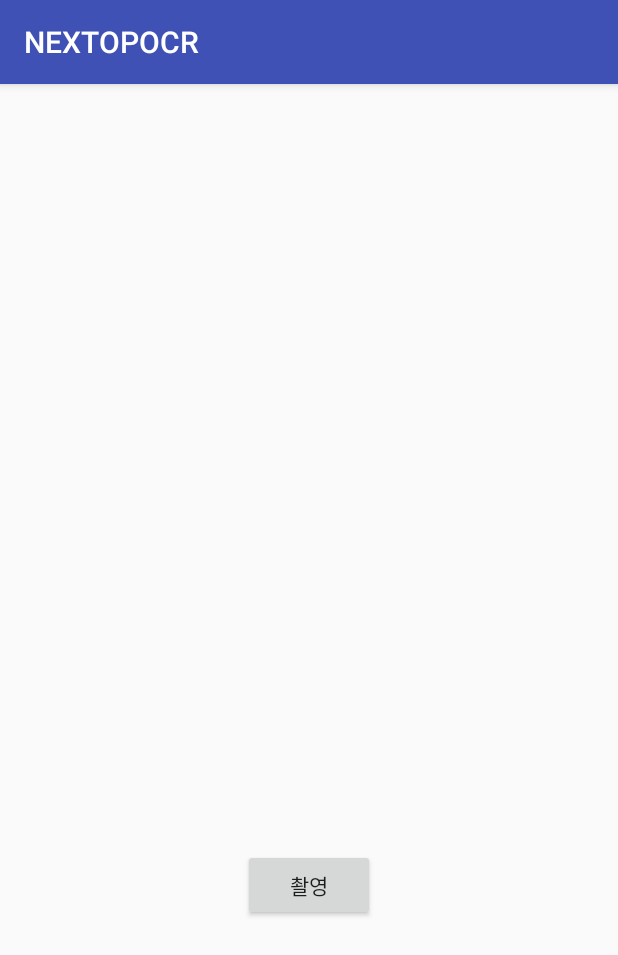
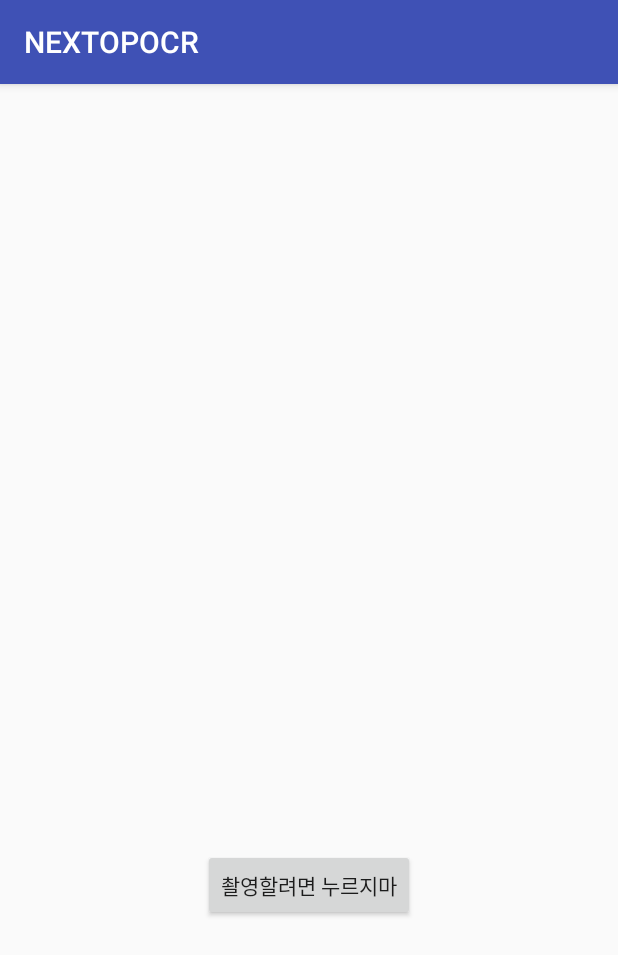
Before and after one commit to 9834min/JangTeamJang, an Android app: the screen it shows after launch (MainActivity), on a phone screen of 412 x 824 dp. Shown: the top 955 px of the screen. Run offline under Robolectric (Android 15) with nearby library versions, the phone set to English and light mode, and no system bars.

Commit message:
이름수정

```diff
--- a/app/src/main/res/layout/activity_main.xml
+++ b/app/src/main/res/layout/activity_main.xml
@@ -22,7 +22,7 @@
 
         <Button
             android:id="@+id/btn"
-            android:text="촬영"
+            android:text="촬영할려면 누르지마"
             android:layout_width="wrap_content"
             android:layout_height="wrap_content" />
 
```
